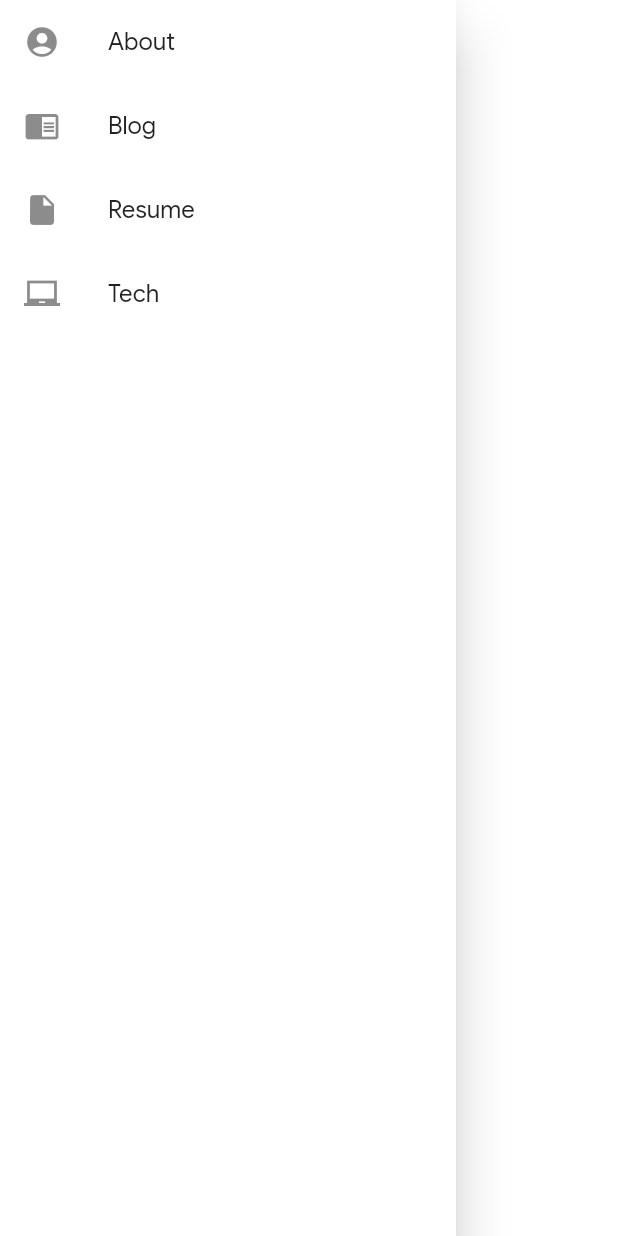
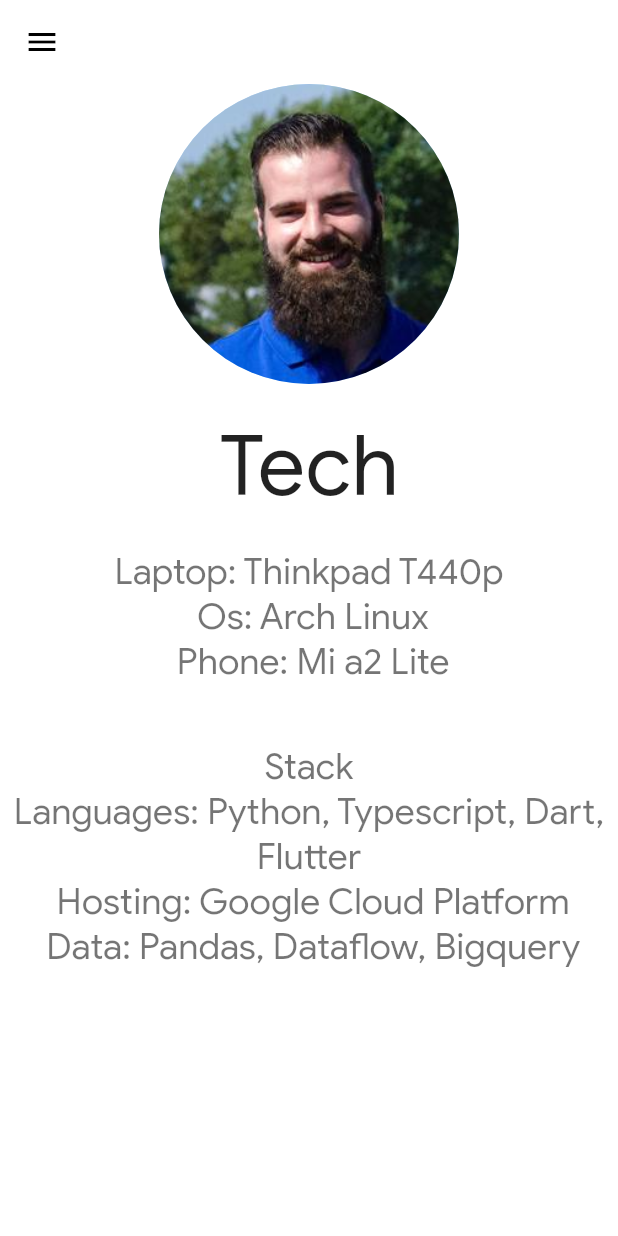
Before and after one commit to VitoMinheere/flutter_blog, a Flutter app: the SideDrawer widget shown alone on an empty page, opened directly, after a tap on "Tech", on a phone screen of 412 x 824 dp. Run offline on Flutter 3.47's test engine with Material 2 defaults, Android fonts, the phone set to English and light mode, and no system bars; missing offline and left inert: dart:html.

Commit message:
Create drawer widget and seperate pages

```diff
--- /dev/null
+++ b/lib/pages/resume_page.dart
@@ -0,0 +1,63 @@
+import 'package:flutter/material.dart';
+
+import 'package:flutter/material.dart';
+import 'package:blog/config/assets.dart';
+import 'package:blog/widgets/responsive_widget.dart';
+import 'package:blog/widgets/drawer_widget.dart';
+
+class ResumePage extends StatelessWidget {
+  @override
+  Widget build(BuildContext context) {
+    return Scaffold(
+      appBar: AppBar(),
+      body: SingleChildScrollView(
+        child: Center(
+          child: Padding(
+            padding: const EdgeInsets.only(bottom: 16.0),
+            child: Column(
+              crossAxisAlignment: CrossAxisAlignment.center,
+              children: <Widget>[
+                CircleAvatar(
+                  radius: 100,
+                  backgroundImage: Image.asset(Assets.avatar).image,
+                ),
+                SizedBox(
+                  height: 20,
+                ),
+                Text(
+                  'Tech',
+                  textScaleFactor: 4,
+                ),
+                SizedBox(
+                  height: 20,
+                ),
+                Text(
+                  'Laptop: Thinkpad T440p\n Os: Arch Linux\n Phone: Mi a2 Lite',
+                  style: Theme.of(context).textTheme.caption,
+                  textScaleFactor: 2,
+                  textAlign: TextAlign.center,
+                ),
+                SizedBox(
+                  height: 40,
+                ),
+                Text(
+                  'Stack',
+                  style: Theme.of(context).textTheme.caption,
+                  textScaleFactor: 2,
+                  textAlign: TextAlign.center,
+                ),
+                Text(
+                  'Languages: Python, Typescript, Dart, Flutter\n Hosting: Google Cloud Platform \n Data: Pandas, Dataflow, Bigquery',
+                  style: Theme.of(context).textTheme.caption,
+                  textScaleFactor: 2,
+                  textAlign: TextAlign.center,
+                ),
+              ],
+            ),
+          ),
+        ),
+      ),
+      drawer: SideDrawer(),
+    );
+  }
+}
--- a/lib/widgets/drawer_widget.dart
+++ b/lib/widgets/drawer_widget.dart
@@ -1,6 +1,9 @@
 import 'package:flutter/material.dart';
 import 'package:blog/tabs/blog_tab.dart';
 import 'package:blog/tabs/tech_tab.dart';
+import 'package:blog/pages/blog_page.dart';
+import 'package:blog/pages/resume_page.dart';
+import 'package:blog/pages/home_page.dart';
 
 class SideDrawer extends StatefulWidget {
   @override
@@ -13,14 +16,6 @@
     super.initState();
   }
 
-  int _selectedIndex = 0;
-  static List<Widget> tabWidgets = <Widget>[
-    //AboutTab(),
-    BlogTab(),
-    // ResumeTab(),
-    TechTab(),
-    //ProjectsTab(),
-  ];
   @override
   Widget build(BuildContext context) {
     return Drawer(
@@ -30,61 +25,48 @@
             leading: Icon(Icons.account_circle),
             title: Text('About'),
             onTap: () {
-              print("tapped");
+              Navigator.push(
+                  context,
+                  MaterialPageRoute(
+                    builder: (context) => HomePage(),
+                  ));
             },
           ),
           ListTile(
             leading: Icon(Icons.chrome_reader_mode),
             title: Text('Blog'),
             onTap: () {
-                setState(() => _selectedIndex = 0);
-              }),
+              Navigator.push(
+                  context,
+                  MaterialPageRoute(
+                    builder: (context) => BlogPage(),
+                  ));
+            },
+          ),
           ListTile(
             leading: Icon(Icons.insert_drive_file),
             title: Text('Resume'),
+            onTap: () {
+              Navigator.push(
+                  context,
+                  MaterialPageRoute(
+                    builder: (context) => ResumePage(),
+                  ));
+            },
           ),
           ListTile(
             leading: Icon(Icons.laptop_chromebook),
             title: Text('Tech'),
             onTap: () {
-                setState(() => _selectedIndex = 1);
-              }),
-          ListTile(),
+              Navigator.push(
+                  context,
+                  MaterialPageRoute(
+                    builder: (context) => ResumePage(),
+                  ));
+            },
+          ),
         ],
       ),
     );
   }
 }
-
-// class SideBar extends StatelessWidget {
-//   @override
-//   Widget build(BuildContext context) {
-//     return Drawer(
-//       child: ListView(
-//         children: <Widget>[
-//           ListTile(
-//             leading: Icon(Icons.account_circle),
-//             title: Text('About'),
-//             onTap: () {
-//               print("tapped");
-//             },
-//           ),
-//           ListTile(
-//               leading: Icon(Icons.chrome_reader_mode),
-//               title: Text('Blog'),
-//               onTap: () {
-//                 setState(() => _selectedIndex = 2);
-//               }),
-//           ListTile(
-//             leading: Icon(Icons.insert_drive_file),
-//             title: Text('Resume'),
-//           ),
-//           ListTile(
-//             leading: Icon(Icons.laptop_chromebook),
-//             title: Text('Tech'),
-//           ),
-//         ],
-//       ),
-//     );
-//   }
-// }
```
Also changed, not shown: lib/pages/blog_page.dart (+28 -2 lines), lib/pages/home_page.dart (+98 -25 lines). Lines whose indentation alone changed are shown as unchanged.
